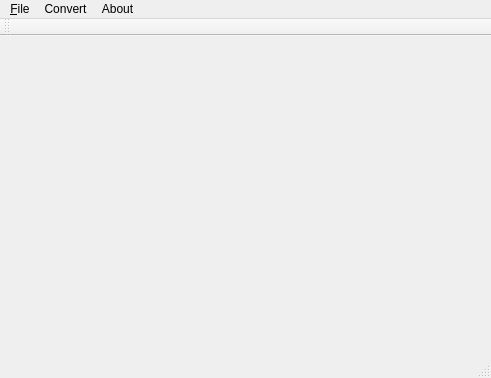
Old version of the form ui/mainwindow.ui in the repository qwinff/qwinff.
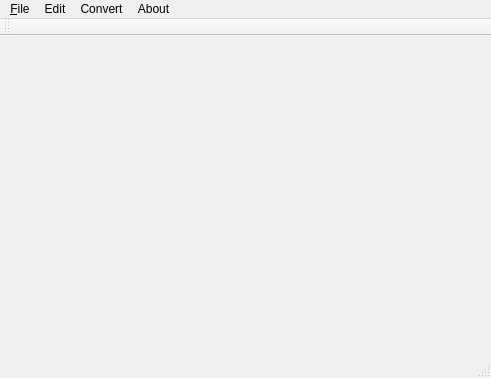
New version of the form. Icons and pictures are not drawn.

```diff
--- a/ui/mainwindow.ui
+++ b/ui/mainwindow.ui
@@ -50,7 +50,17 @@
     <addaction name="actionAboutQt"/>
     <addaction name="actionAboutFFmpeg"/>
    </widget>
+   <widget class="QMenu" name="menuEdit">
+    <property name="title">
+     <string>Edit</string>
+    </property>
+    <addaction name="actionRemoveSelectedItems"/>
+    <addaction name="separator"/>
+    <addaction name="actionOpenOutputFolder"/>
+    <addaction name="actionSetParameters"/>
+   </widget>
    <addaction name="menuFile"/>
+   <addaction name="menuEdit"/>
    <addaction name="menuConvert"/>
    <addaction name="menuAbout"/>
   </widget>
```
Left out of the diff: 12 changed lines with no effect on the pictures.
